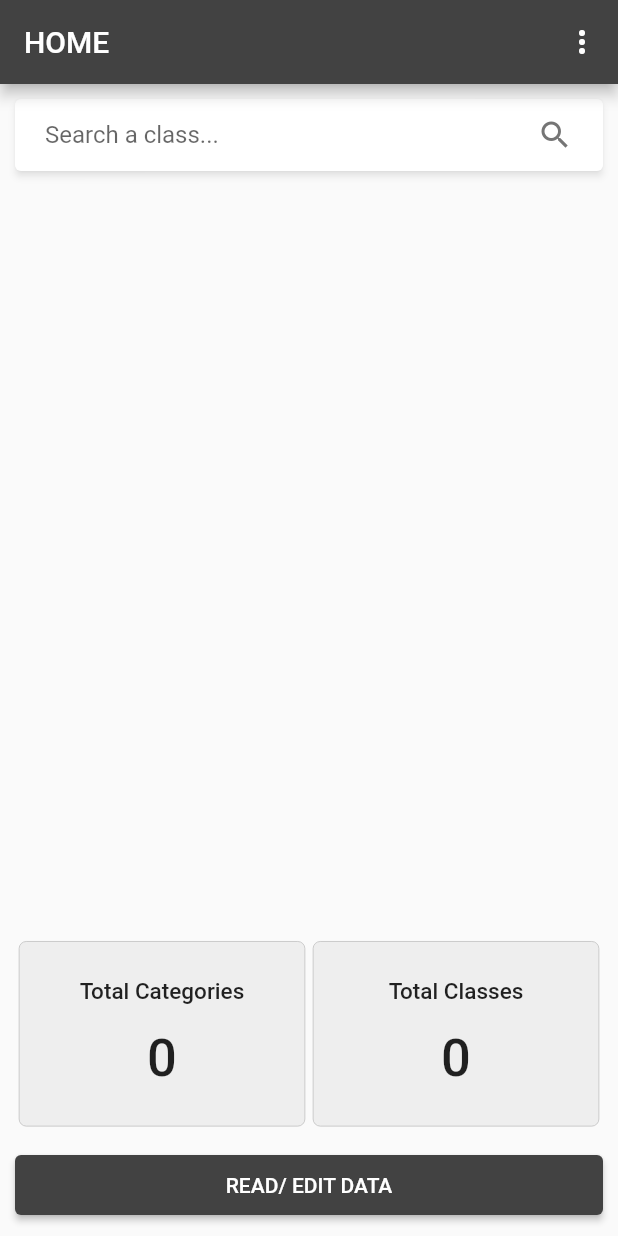
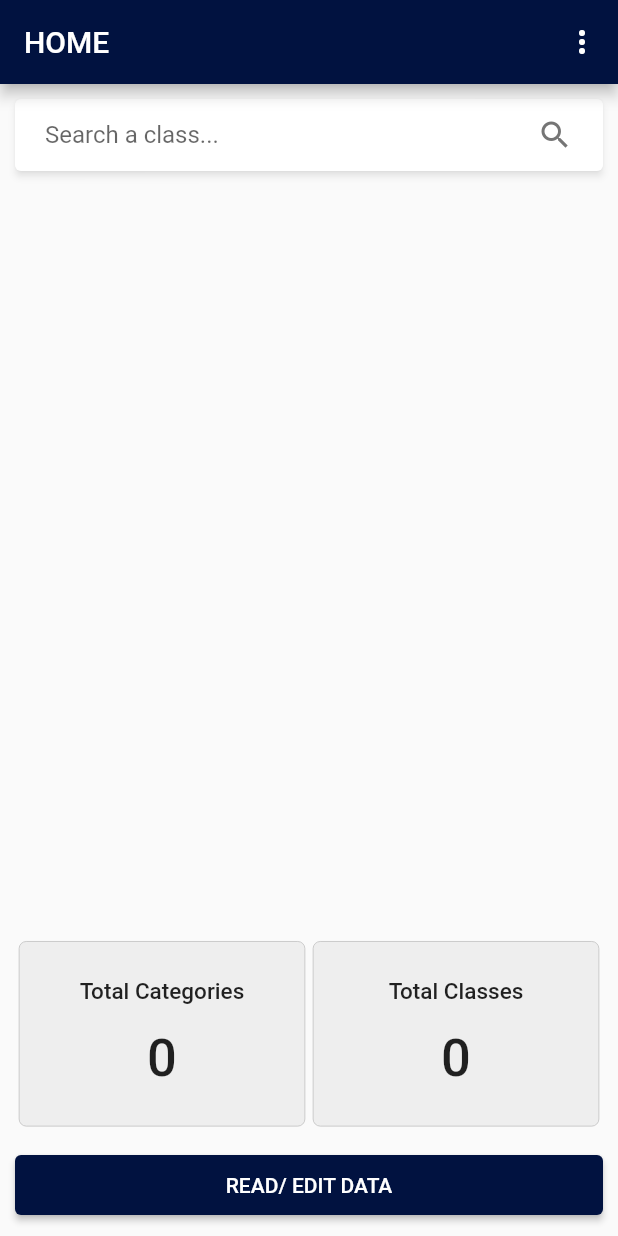
Before and after one commit to MyoniM/medical_drug_note, a Flutter app: the screen it shows after launch, on a phone screen of 412 x 824 dp. Run offline on Flutter 3.47's test engine with Material 2 defaults, Android fonts, the phone set to English and light mode, and no system bars; drawn by our look-alikes of material_floating_search_bar; our stand-ins replace file_picker, sqflite; missing offline and left inert: flutter_fancy_tree_view; accounts and stored records are empty.

Commit message:
feature: model with clr

```diff
--- a/lib/helpers/drug_helper.dart
+++ b/lib/helpers/drug_helper.dart
@@ -59,7 +59,7 @@ class DrugHelper {
   }
 
   static Future<int> exportData() async {
-    String fileName = "medical_drugs.json";
+    String fileName = "nested_data.json";
     File jsonFile = File("/storage/emulated/0/Download/" + fileName);
     bool fileExists = jsonFile.existsSync();
 
--- a/lib/main.dart
+++ b/lib/main.dart
@@ -28,10 +28,10 @@ class _MyAppState extends State<MyApp> {
     return MaterialApp(
       title: 'Flutter Demo',
       theme: ThemeData().copyWith(
-        primaryColor: Colors.grey.shade800,
+        primaryColor: const Color(0xFF011240),
         hoverColor: Colors.red.shade100,
         colorScheme:
-            ThemeData().colorScheme.copyWith(primary: Colors.grey.shade800),
+            ThemeData().colorScheme.copyWith(primary: const Color(0xFF011240)),
       ),
       debugShowCheckedModeBanner: false,
       home: const Home(),
@@ -39,8 +39,3 @@ class _MyAppState extends State<MyApp> {
     );
   }
 }
-
-// !!!!!!!!!
-// ! node arrow to right
-// !!!
-// ! color
--- a/lib/models/drug.dart
+++ b/lib/models/drug.dart
@@ -1,3 +1,5 @@
+import 'package:flutter/material.dart';
+
 const String tableName = "drugs";
 
 class DrugFields {
@@ -45,7 +47,7 @@ class Drug {
         parentId = json[DrugFields.parentId] as int,
         categoryId = json[DrugFields.categoryId] as int,
         createdAt = json[DrugFields.createdAt] as String,
-        clr = json[DrugFields.clr] as int;
+        clr = json[DrugFields.clr] ?? Colors.black.value;
 
   toMap() {
     return {
--- a/lib/screens/about.dart
+++ b/lib/screens/about.dart
@@ -65,7 +65,7 @@ class _AboutState extends State<About> {
                             ScaffoldMessenger.of(context).showSnackBar(
                                 const SnackBar(
                                     content: Text(
-                                        'medical_drugs.json file exported to downloads folder.')));
+                                        'nested_data.json file exported to downloads folder.')));
                           } else {
                             ScaffoldMessenger.of(context).showSnackBar(
                                 const SnackBar(
@@ -159,7 +159,7 @@ class _AboutState extends State<About> {
               if (value == 1) {
                 ScaffoldMessenger.of(context).showSnackBar(const SnackBar(
                     content: Text(
-                        'Successfully imported data from medical_drugs.json.')));
+                        'Successfully imported data from nested_data.json.')));
               } else {
                 ScaffoldMessenger.of(context).showSnackBar(
                     const SnackBar(content: Text('Something went wrong.')));
--- a/lib/screens/main_drugs.dart
+++ b/lib/screens/main_drugs.dart
@@ -25,7 +25,7 @@ class _MainDrugsState extends State<MainDrugs> {
     var mq = MediaQuery.of(context).size;
     return Scaffold(
       appBar: AppBar(
-        title: const Text("DRUG CATEGORIES"),
+        title: const Text("CLASS CATEGORIES"),
       ),
       body: SafeArea(
         child: FutureBuilder<List<DrugContainer>>(
@@ -118,7 +118,7 @@ class _MainDrugsState extends State<MainDrugs> {
       ),
       floatingActionButton: FloatingActionButton.extended(
         backgroundColor: Theme.of(context).primaryColor,
-        label: const Text("ADD DRUG CATEGORY"),
+        label: const Text("ADD CLASS CATEGORY"),
         onPressed: () {
           _show(context);
         },
@@ -157,7 +157,7 @@ void _show(context) {
     ),
   ).then(
     (value) => {
-      if (value)
+      if (value == true)
         {
           if (_data == "" || _data.isEmpty)
             ScaffoldMessenger.of(context).showSnackBar(
```
Also changed, not shown: lib/screens/details.dart (+4 -4 lines), pubspec.yaml (+7 -1 lines), assets/logo.jpg (added), pubspec.lock, 6 other files.
